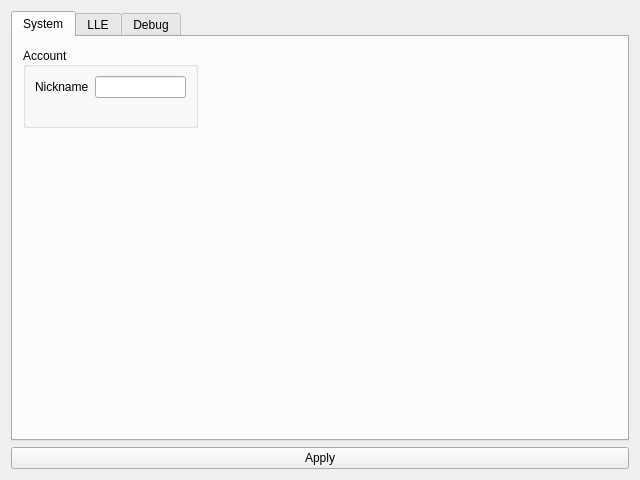
This is ChonkyStation3/Frontend/UI/settings.ui in wheremyfoodat/ChonkyStation3 as Qt 5 draws it before an edit. The edited form follows.
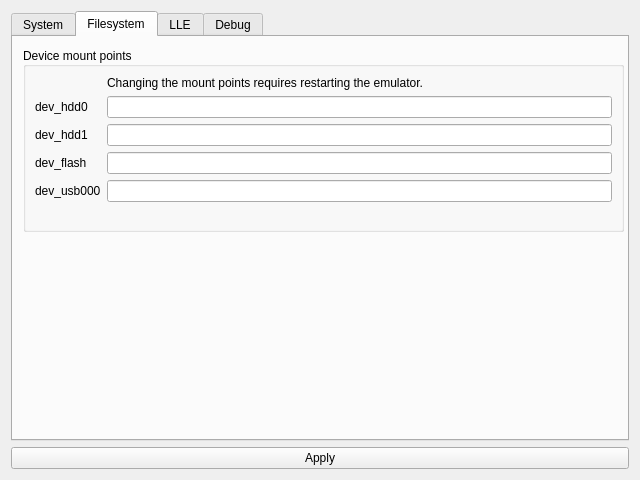
This is the edited form.

Commit message: Frontend: Filesystem settings

Diff of the .ui file:
```diff
--- a/ChonkyStation3/Frontend/UI/settings.ui
+++ b/ChonkyStation3/Frontend/UI/settings.ui
@@ -17,7 +17,7 @@
    <item>
     <widget class="QTabWidget" name="tabWidget">
      <property name="currentIndex">
-      <number>0</number>
+      <number>1</number>
      </property>
      <widget class="QWidget" name="system">
       <attribute name="title">
@@ -29,7 +29,7 @@
          <x>10</x>
          <y>10</y>
          <width>175</width>
-         <height>81</height>
+         <height>73</height>
         </rect>
        </property>
        <property name="title">
@@ -64,6 +64,97 @@
        </layout>
       </widget>
      </widget>
+     <widget class="QWidget" name="filesystem">
+      <attribute name="title">
+       <string>Filesystem</string>
+      </attribute>
+      <widget class="QGroupBox" name="filesystemDevicesGroup">
+       <property name="geometry">
+        <rect>
+         <x>10</x>
+         <y>10</y>
+         <width>601</width>
+         <height>185</height>
+        </rect>
+       </property>
+       <property name="title">
+        <string>Device mount points</string>
+       </property>
+       <property name="alignment">
+        <set>Qt::AlignmentFlag::AlignLeading|Qt::AlignmentFlag::AlignLeft|Qt::AlignmentFlag::AlignVCenter</set>
+       </property>
+       <property name="flat">
+        <bool>false</bool>
+       </property>
+       <property name="checkable">
+        <bool>false</bool>
+       </property>
+       <layout class="QFormLayout" name="formLayout_4">
+        <item row="1" column="0">
+         <widget class="QLabel" name="label_5">
+          <property name="toolTip">
+           <string>&lt;html&gt;&lt;head/&gt;&lt;body&gt;&lt;p&gt;Conditionally enables the SPU after the PPU hits the given address.&lt;/p&gt;&lt;p&gt;Enter the address in the form of a 32bit hexadecimal number (i.e. &amp;quot;0x12345678&amp;quot;).&lt;/p&gt;&lt;p&gt;Leave blank to disable.&lt;/p&gt;&lt;/body&gt;&lt;/html&gt;</string>
+          </property>
+          <property name="text">
+           <string>dev_hdd0</string>
+          </property>
+         </widget>
+        </item>
+        <item row="1" column="1">
+         <widget class="QLineEdit" name="dev_hdd0_mountpoint"/>
+        </item>
+        <item row="2" column="0">
+         <widget class="QLabel" name="label_6">
+          <property name="toolTip">
+           <string>&lt;html&gt;&lt;head/&gt;&lt;body&gt;&lt;p&gt;Name of the SPU Thread to enable when the condition explained in the setting above is met.&lt;/p&gt;&lt;/body&gt;&lt;/html&gt;</string>
+          </property>
+          <property name="text">
+           <string>dev_hdd1</string>
+          </property>
+         </widget>
+        </item>
+        <item row="2" column="1">
+         <widget class="QLineEdit" name="dev_hdd1_mountpoint"/>
+        </item>
+        <item row="3" column="0">
+         <widget class="QLabel" name="label_7">
+          <property name="toolTip">
+           <string>&lt;html&gt;&lt;head/&gt;&lt;body&gt;&lt;p&gt;Name of the SPU Thread to enable when the condition explained in the setting above is met.&lt;/p&gt;&lt;/body&gt;&lt;/html&gt;</string>
+          </property>
+          <property name="text">
+           <string>dev_flash</string>
+          </property>
+         </widget>
+        </item>
+        <item row="3" column="1">
+         <widget class="QLineEdit" name="dev_flash_mountpoint"/>
+        </item>
+        <item row="4" column="0">
+         <widget class="QLabel" name="label_8">
+          <property name="toolTip">
+           <string>&lt;html&gt;&lt;head/&gt;&lt;body&gt;&lt;p&gt;Name of the SPU Thread to enable when the condition explained in the setting above is met.&lt;/p&gt;&lt;/body&gt;&lt;/html&gt;</string>
+          </property>
+          <property name="text">
+           <string>dev_usb000</string>
+          </property>
+         </widget>
+        </item>
+        <item row="4" column="1">
+         <widget class="QLineEdit" name="dev_usb000_mountpoint"/>
+        </item>
+        <item row="0" column="1">
+         <widget class="QLabel" name="label_9">
+          <property name="toolTip">
+           <string>&lt;html&gt;&lt;head/&gt;&lt;body&gt;&lt;p&gt;Conditionally enables the SPU after the PPU hits the given address.&lt;/p&gt;&lt;p&gt;Enter the address in the form of a 32bit hexadecimal number (i.e. &amp;quot;0x12345678&amp;quot;).&lt;/p&gt;&lt;p&gt;Leave blank to disable.&lt;/p&gt;&lt;/body&gt;&lt;/html&gt;</string>
+          </property>
+          <property name="text">
+           <string>Changing the mount points requires restarting the emulator.</string>
+          </property>
+         </widget>
+        </item>
+       </layout>
+      </widget>
+     </widget>
      <widget class="QWidget" name="lle">
       <attribute name="title">
        <string>LLE</string>
```
The commit also changes 8 other files.
